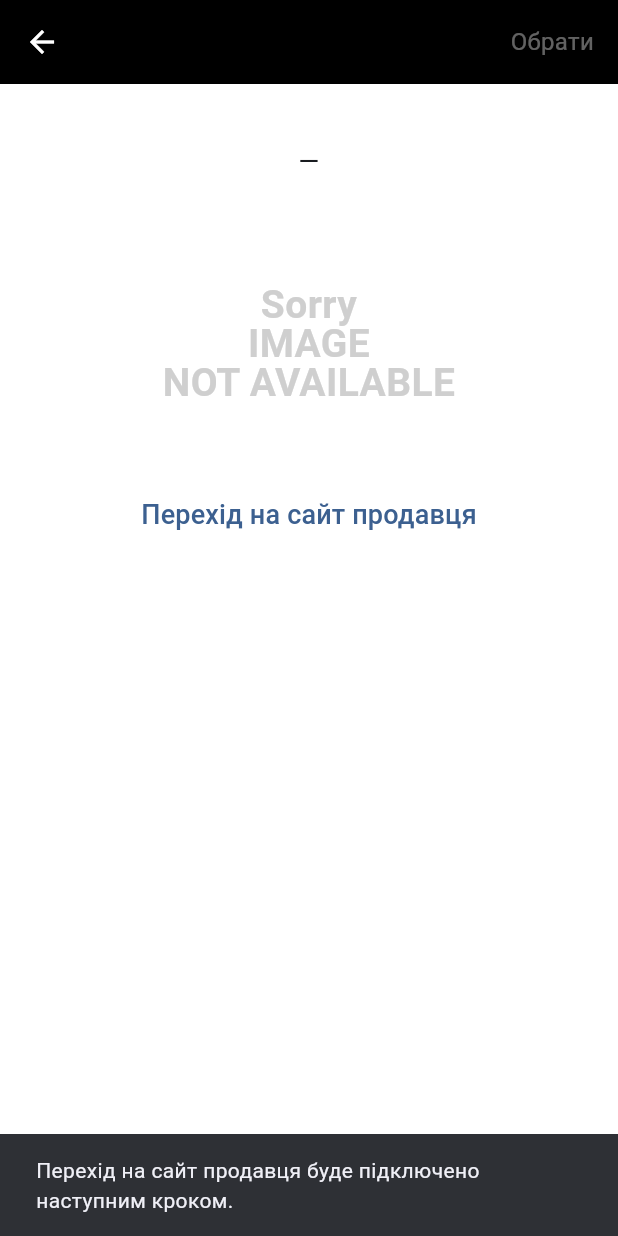
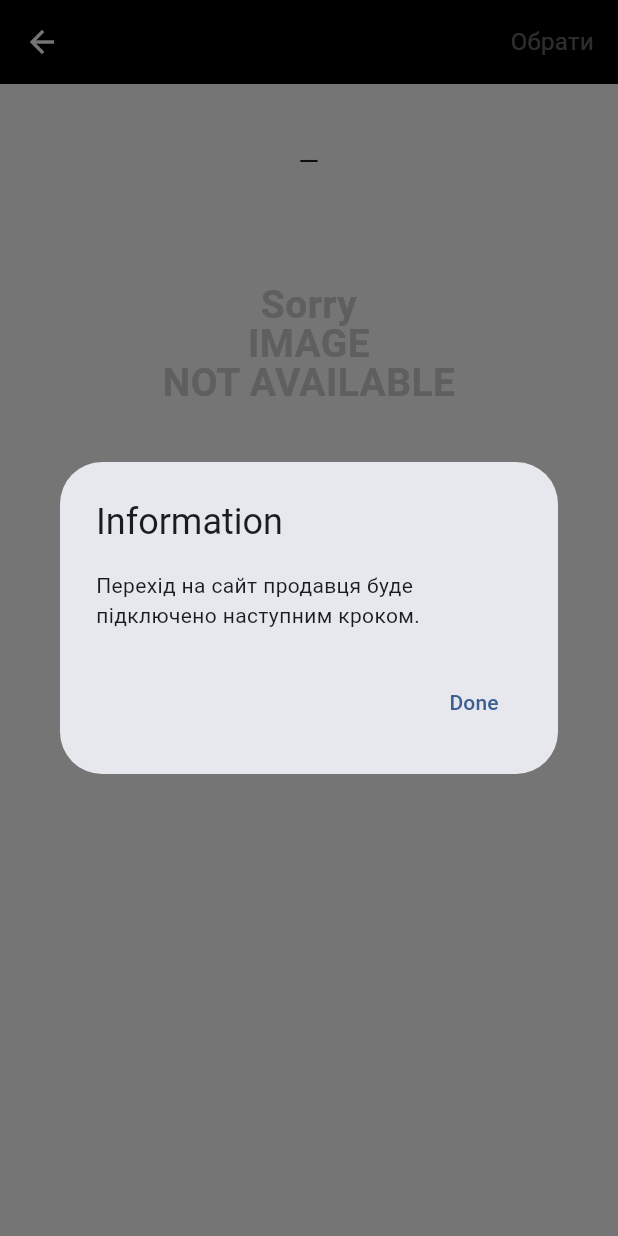
Before and after one commit to RomanKuzyk/logistica, a Flutter app: the OrderDetailsPreviewPage screen opened directly with empty values, after a tap on "Перехід на сайт продавця", on a phone screen of 412 x 824 dp. Run offline on Flutter 3.47's test engine with Material 3 defaults, Android fonts, the phone set to English and light mode, and no system bars; our stand-ins replace device_info_plus, package_info_plus, shared_preferences; missing offline and left inert: android_id, mobile_scanner; accounts and stored records are empty.

Commit message:
[flutter] document and align legacy alert patterns

```diff
--- a/mobile-app-flutter/lib/features/order_search/presentation/order_details_preview_page.dart
+++ b/mobile-app-flutter/lib/features/order_search/presentation/order_details_preview_page.dart
@@ -1,5 +1,6 @@
 import 'package:flutter/material.dart';
 import 'package:mobile_app_flutter/features/order_search/domain/order_buy_search_item.dart';
+import 'package:mobile_app_flutter/shared/widgets/legacy_alert_dialog.dart';
 
 class OrderDetailsPreviewPage extends StatelessWidget {
   const OrderDetailsPreviewPage({
@@ -10,8 +11,10 @@ class OrderDetailsPreviewPage extends StatelessWidget {
   final OrderBuySearchItem order;
 
   void _showPlaceholder(BuildContext context, String label) {
-    ScaffoldMessenger.of(context).showSnackBar(
-      SnackBar(content: Text('$label буде підключено наступним кроком.')),
+    showLegacyAlertDialog(
+      context,
+      title: 'Information',
+      message: '$label буде підключено наступним кроком.',
     );
   }
 
--- /dev/null
+++ b/mobile-app-flutter/lib/shared/widgets/legacy_alert_dialog.dart
@@ -0,0 +1,21 @@
+import 'package:flutter/material.dart';
+
+Future<void> showLegacyAlertDialog(
+  BuildContext context, {
+  required String title,
+  required String message,
+}) {
+  return showDialog<void>(
+    context: context,
+    builder: (BuildContext context) => AlertDialog(
+      title: Text(title),
+      content: Text(message),
+      actions: <Widget>[
+        TextButton(
+          onPressed: () => Navigator.of(context).pop(),
+          child: const Text('Done'),
+        ),
+      ],
+    ),
+  );
+}
```
Also changed, not shown: mobile-app-flutter/lib/features/order_search/presentation/order_search_page.dart (+11 -6 lines), mobile-app-flutter/lib/features/order_search/presentation/unpacking_item_page.dart (+5 -2 lines), mobile-app-flutter/lib/features/settings/presentation/settings_page.dart (+5 -2 lines), 3 other files.
